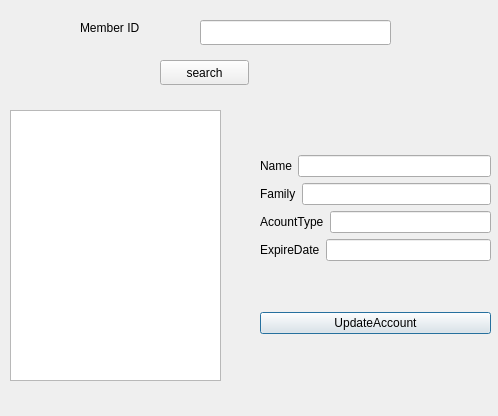
Nilsae/LibraryManagementSystem, file Login/window_updateaccount.ui: the form before one commit.
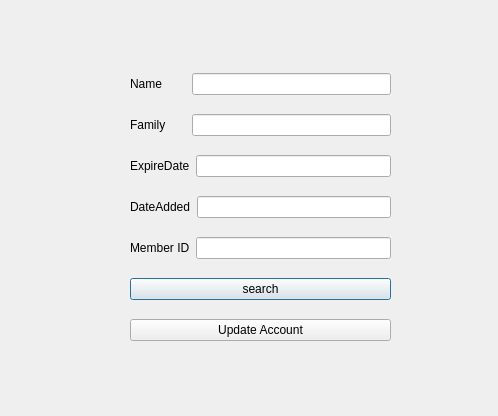
The form after the commit.

The edit to the form file:
```diff
--- a/Login/window_updateaccount.ui
+++ b/Login/window_updateaccount.ui
@@ -16,28 +16,26 @@
   <widget class="QWidget" name="layoutWidget">
    <property name="geometry">
     <rect>
-     <x>260</x>
-     <y>110</y>
-     <width>231</width>
-     <height>271</height>
+     <x>130</x>
+     <y>60</y>
+     <width>261</width>
+     <height>301</height>
     </rect>
    </property>
-   <layout class="QVBoxLayout" name="verticalLayout_2">
-    <item>
      <layout class="QVBoxLayout" name="verticalLayout">
       <item>
        <layout class="QHBoxLayout" name="horizontalLayout">
         <item>
          <widget class="QLabel" name="label_Name">
           <property name="text">
-           <string>Name</string>
+         <string>Name       </string>
           </property>
          </widget>
         </item>
         <item>
          <widget class="QLineEdit" name="lineEdit_Name">
-          <property name="enabled">
-           <bool>true</bool>
+        <property name="readOnly">
+         <bool>false</bool>
           </property>
          </widget>
         </item>
@@ -48,27 +46,17 @@
         <item>
          <widget class="QLabel" name="label_Family">
           <property name="text">
-           <string>Family</string>
+         <string>Family      </string>
           </property>
          </widget>
         </item>
         <item>
-         <widget class="QLineEdit" name="lineEdit_Family"/>
-        </item>
-       </layout>
-      </item>
-      <item>
-       <layout class="QHBoxLayout" name="horizontalLayout_3">
-        <item>
-         <widget class="QLabel" name="label_AccountType">
-          <property name="text">
-           <string>AcountType</string>
+       <widget class="QLineEdit" name="lineEdit_Family">
+        <property name="readOnly">
+         <bool>false</bool>
           </property>
          </widget>
         </item>
-        <item>
-         <widget class="QLineEdit" name="lineEdit_AccountType"/>
-        </item>
        </layout>
       </item>
       <item>
@@ -81,66 +69,65 @@
          </widget>
         </item>
         <item>
-         <widget class="QLineEdit" name="lineEdit_ExpireDate"/>
+       <widget class="QLineEdit" name="lineEdit_ExpireDate">
+        <property name="readOnly">
+         <bool>false</bool>
+        </property>
+       </widget>
         </item>
        </layout>
       </item>
-     </layout>
-    </item>
     <item>
-     <widget class="QPushButton" name="pushButton_UpdateAccount">
+     <layout class="QHBoxLayout" name="horizontalLayout_8">
+      <item>
+       <widget class="QLabel" name="label_DateAdded">
       <property name="text">
-       <string>UpdateAccount</string>
+         <string>DateAdded</string>
+        </property>
+       </widget>
+      </item>
+      <item>
+       <widget class="QLineEdit" name="lineEdit_DateAdded">
+        <property name="readOnly">
+         <bool>false</bool>
       </property>
      </widget>
     </item>
    </layout>
-  </widget>
-  <widget class="QLabel" name="label">
-   <property name="geometry">
-    <rect>
-     <x>80</x>
-     <y>20</y>
-     <width>101</width>
-     <height>16</height>
-    </rect>
-   </property>
+    </item>
+    <item>
+     <layout class="QHBoxLayout" name="horizontalLayout_9">
+      <item>
+       <widget class="QLabel" name="label_MemberId">
    <property name="text">
     <string>Member ID</string>
    </property>
   </widget>
+      </item>
+      <item>
   <widget class="QLineEdit" name="lineEdit_MemberId">
-   <property name="geometry">
-    <rect>
-     <x>200</x>
-     <y>20</y>
-     <width>191</width>
-     <height>25</height>
-    </rect>
-   </property>
-  </widget>
+        <property name="readOnly">
+         <bool>false</bool>
+        </property>
+       </widget>
+      </item>
+     </layout>
+    </item>
+    <item>
   <widget class="QPushButton" name="pushButton_search">
-   <property name="geometry">
-    <rect>
-     <x>160</x>
-     <y>60</y>
-     <width>89</width>
-     <height>25</height>
-    </rect>
-   </property>
    <property name="text">
     <string>search</string>
    </property>
   </widget>
-  <widget class="QTableWidget" name="tableWidget">
-   <property name="geometry">
-    <rect>
-     <x>10</x>
-     <y>110</y>
-     <width>211</width>
-     <height>271</height>
-    </rect>
-   </property>
+    </item>
+    <item>
+     <widget class="QPushButton" name="pushButton_UpdateAccount">
+      <property name="text">
+       <string>Update Account</string>
+      </property>
+     </widget>
+    </item>
+   </layout>
   </widget>
  </widget>
  <resources/>
```
Left out of the diff: 6 changed lines with no effect on the pictures. Lines whose indentation alone changed are shown as unchanged.
